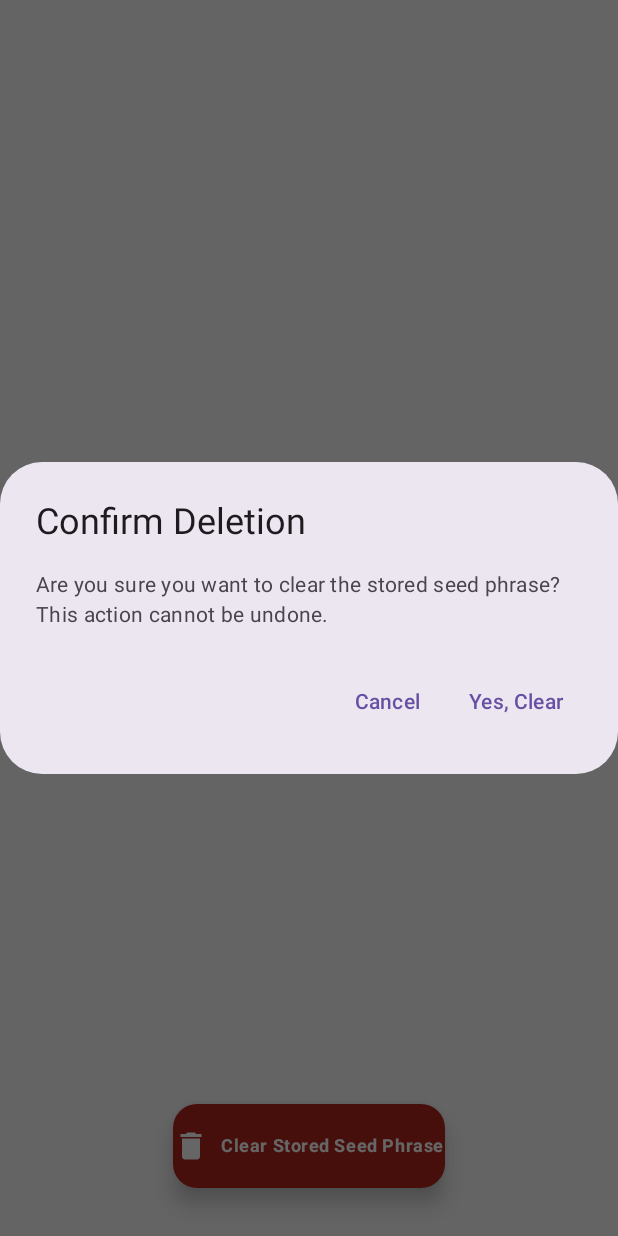
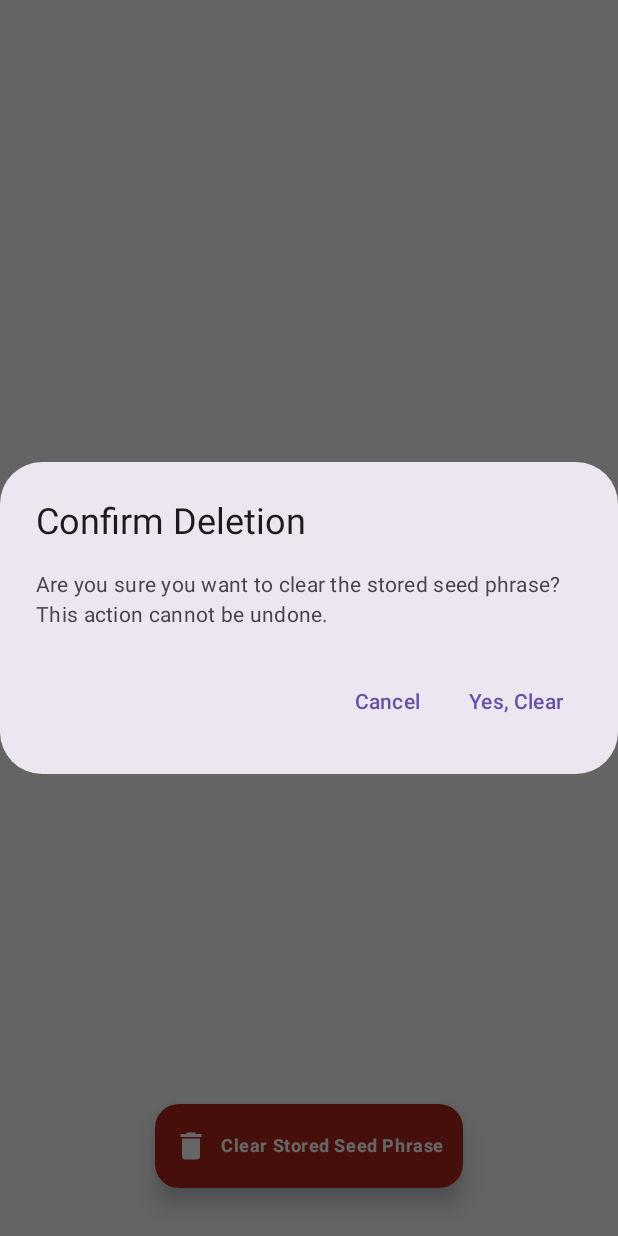
Before and after one commit to emfarih/remember-my-wallet, an Android app built with Jetpack Compose: the QuizGameScreen screen opened through its navigation route, after a tap on "Clear Stored Seed Phrase", on a phone screen of 412 x 824 dp. Run offline under Robolectric (Android 15) with nearby library versions, the phone set to English and light mode, and no system bars; our stand-ins replace Dagger/Hilt's generated code; 3 statements that could not run were skipped.

Commit message:
Refactor: Move clear seed button to QuizGameScreen and update its padding
- Moved the clear seed button implementation to `QuizGameScreen`.
- Updated the button's padding to include horizontal padding.
- Added padding to button's text content.
- Removed the redundant `ResetFloatingButton` file.

```diff
--- a/app/src/main/java/limited/m/remembermywallet/ui/quizgame/QuizGameScreen.kt
+++ b/app/src/main/java/limited/m/remembermywallet/ui/quizgame/QuizGameScreen.kt
@@ -75,11 +75,12 @@ fun QuizGameScreen(
             onClick = { showClearSeedDialog = true },
             modifier = Modifier
                 .align(Alignment.BottomCenter)
-                .padding(bottom = 16.dp),
+                .padding(bottom = 16.dp, start = 16.dp, end = 16.dp),
             containerColor = MaterialTheme.colorScheme.error,
-            elevation = FloatingActionButtonDefaults.elevation(8.dp),
+            elevation = FloatingActionButtonDefaults.elevation(8.dp)
         ) {
             Row(
+                modifier = Modifier.padding(horizontal = 12.dp),
                 verticalAlignment = Alignment.CenterVertically,
                 horizontalArrangement = Arrangement.spacedBy(8.dp)
             ) {
@@ -88,6 +89,7 @@ fun QuizGameScreen(
                     contentDescription = "Clear Seed Phrase",
                     tint = MaterialTheme.colorScheme.onError
                 )
+
                 Text(
                     text = "Clear Stored Seed Phrase",
                     style = MaterialTheme.typography.bodySmall.copy(
```
Also changed, not shown: app/src/main/java/limited/m/remembermywallet/ui/quizgame/ResetFloatingButton.kt (deleted).
